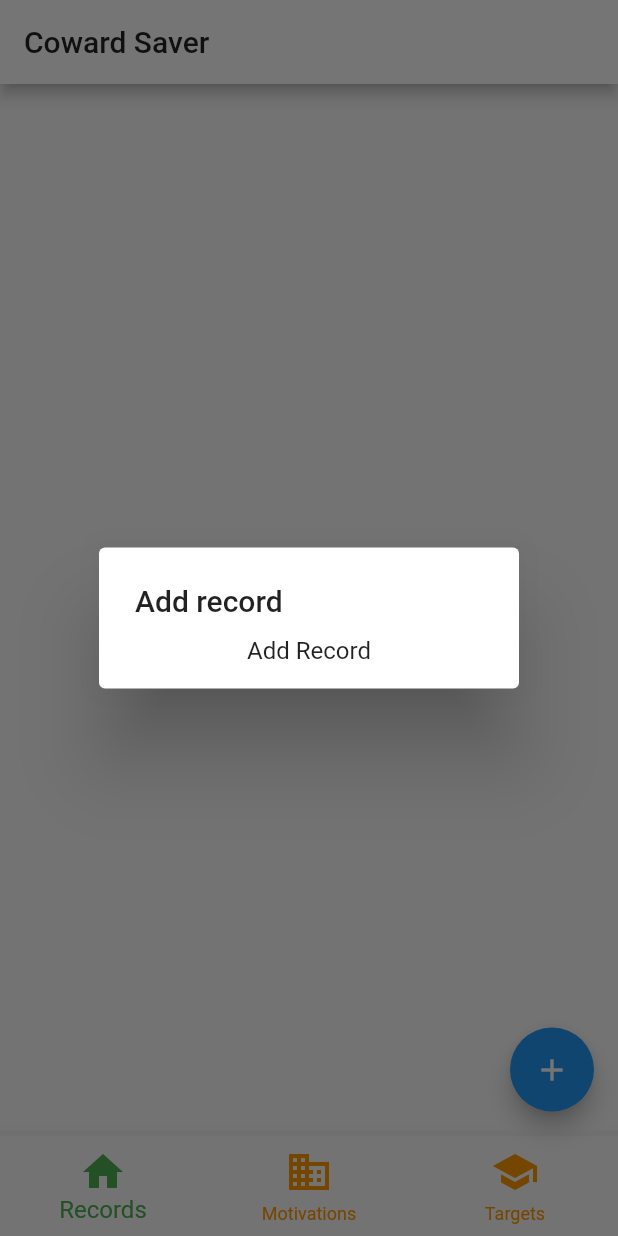
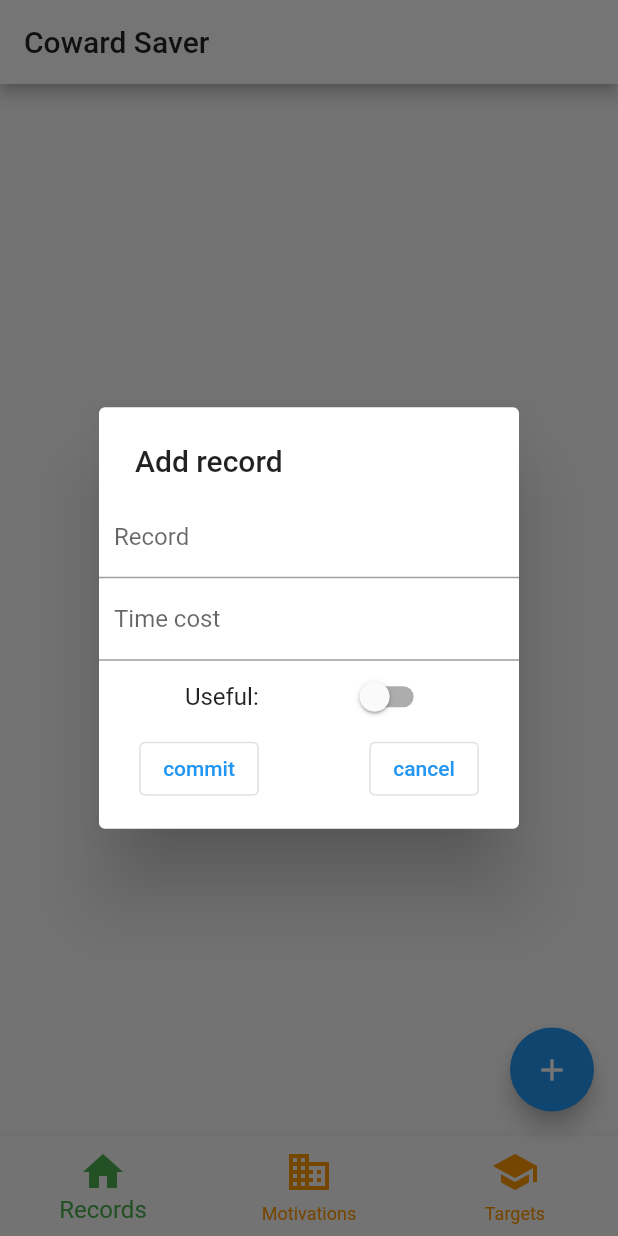
Before and after one commit to adoontheway/coward_saviour, a Flutter app: the screen it shows after launch, after a tap on the "add" icon, on a phone screen of 412 x 824 dp. Run offline on Flutter 3.47's test engine with Material 2 defaults, Android fonts, the phone set to English and light mode, and no system bars.

Commit message:
add new record

```diff
--- a/lib/model/model.dart
+++ b/lib/model/model.dart
@@ -1,9 +1,10 @@
 class Model {}
 
 class Record {
-  String content;
-  DateTime dateTime;
-  Record({required this.content, required this.dateTime});
+  String content; //what did you do
+  DateTime dateTime; // create time
+  int cost; //time cost in hour
+  Record({required this.content, required this.dateTime, required this.cost});
 }
 
 class Motivation {
--- a/lib/model/profile.dart
+++ b/lib/model/profile.dart
@@ -31,4 +31,14 @@ class Profile {
   }
 
   static get motivations => _motivations;
+
+  static addRecord(String content, DateTime date, int cost) {
+    _records.add(Record(content: content, dateTime: date, cost: cost));
+  }
+
+  static delRecord(Record rec) {
+    _records.remove(rec);
+  }
+
+  static get records => _records;
 }
--- a/lib/view/add_record.dart
+++ b/lib/view/add_record.dart
@@ -1,4 +1,7 @@
+import 'package:coward_saver/model/model.dart';
+import 'package:coward_saver/model/profile.dart';
 import 'package:flutter/material.dart';
+import 'package:flutter/services.dart';
 
 class AddRecordView extends StatefulWidget {
   @override
@@ -6,11 +9,71 @@ class AddRecordView extends StatefulWidget {
 }
 
 class _AddRecordViewState extends State<AddRecordView> {
+  bool _useful = false; //当前做的事情是否有用
+  TextEditingController _recordController = TextEditingController();
+  TextEditingController _costController = TextEditingController();
+
+  void _addRecord() {
+    int cost = int.parse(_costController.text),;
+    Profile.addRecord(_recordController.text, DateTime.now(), cost);
+    Navigator.of(context).pop();
+  }
+
   @override
   Widget build(BuildContext context) {
     return Container(
-      child: Center(
-        child: Text("Add Record"),
+      child: Column(
+        children: <Widget>[
+          TextField(
+            controller: _recordController,
+            decoration: InputDecoration(
+              contentPadding: const EdgeInsets.all(10.0),
+              labelText: "Record",
+            ),
+          ),
+          TextField(
+            controller: _costController,
+            inputFormatters: <TextInputFormatter>[
+              FilteringTextInputFormatter.digitsOnly
+            ],
+            decoration: InputDecoration(
+              contentPadding: const EdgeInsets.all(10.0),
+              labelText: "Time cost",
+            ),
+          ),
+          Row(
+            mainAxisAlignment: MainAxisAlignment.spaceEvenly,
+            children: <Widget>[
+              Text("Useful:"),
+              Switch(
+                value: _useful,
+                onChanged: (value) {
+                  setState(() {
+                    _useful = !_useful;
+                  });
+                },
+              ),
+            ],
+          ),
+          Row(
+            mainAxisAlignment: MainAxisAlignment.spaceEvenly,
+            children: [
+              OutlinedButton(
+                  child: Text("commit"),
+                  onPressed: () {
+                    _addRecord();
+                  }),
+              SizedBox(
+                width: 20,
+              ),
+              OutlinedButton(
+                  child: Text("cancel"),
+                  onPressed: () {
+                    Navigator.of(context).pop();
+                  })
+            ],
+          ),
+        ],
       ),
     );
   }
```
Also changed, not shown: lib/view/add_motive.dart (+8 -6 lines).
